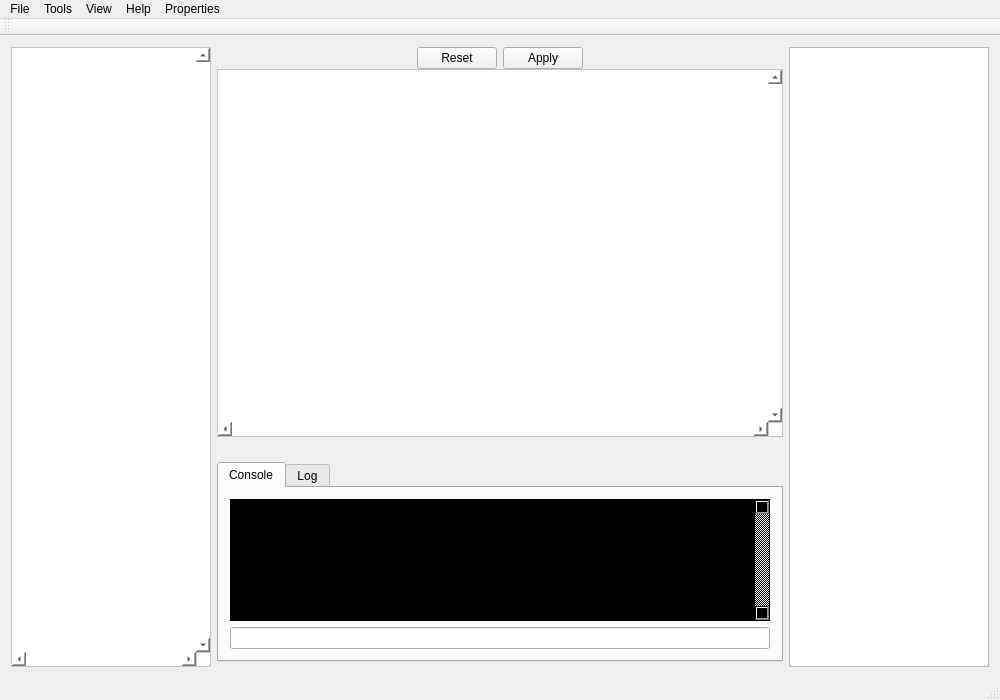
This is src_gui/mainwindow.ui in tadasamantri/anise_gui as Qt 5 draws it before an edit. The edited form follows.
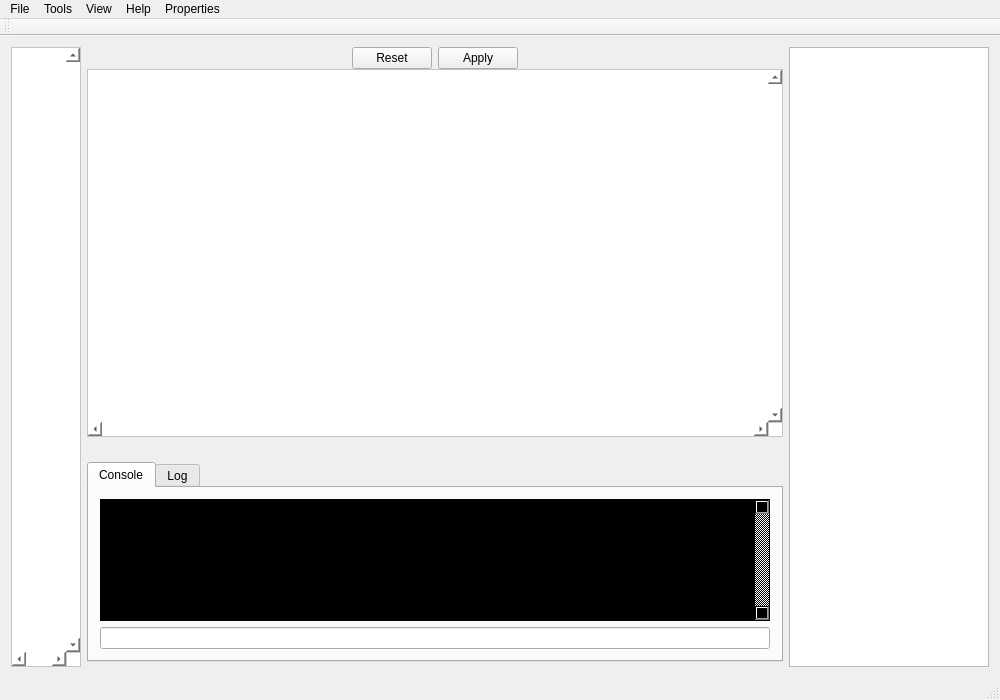
This is the edited form.

Commit message: New RenderClass Now able to show Icons on left side left bar scrollable =)

```diff
--- a/src_gui/mainwindow.ui
+++ b/src_gui/mainwindow.ui
@@ -31,7 +31,7 @@
       </property>
       <property name="minimumSize">
        <size>
-        <width>200</width>
+        <width>0</width>
         <height>0</height>
        </size>
       </property>
@@ -55,7 +55,7 @@
         <rect>
          <x>0</x>
          <y>0</y>
-         <width>185</width>
+         <width>63</width>
          <height>607</height>
         </rect>
        </property>
@@ -137,10 +137,25 @@
            <rect>
             <x>0</x>
             <y>0</y>
-            <width>555</width>
+            <width>677</width>
             <height>350</height>
            </rect>
           </property>
+          <layout class="QVBoxLayout" name="verticalLayout_4">
+           <item>
+            <widget class="QWidget" name="meshWorkWidget" native="true">
+             <property name="mouseTracking">
+              <bool>true</bool>
+             </property>
+             <property name="acceptDrops">
+              <bool>true</bool>
+             </property>
+            </widget>
+           </item>
+          </layout>
+          <zorder>widget</zorder>
+          <zorder>Node_Catalog</zorder>
+          <zorder>meshWorkWidget</zorder>
          </widget>
         </widget>
        </item>
```
Left out of the diff: 18 changed lines with no effect on the pictures. The commit also changes 7 other files.
